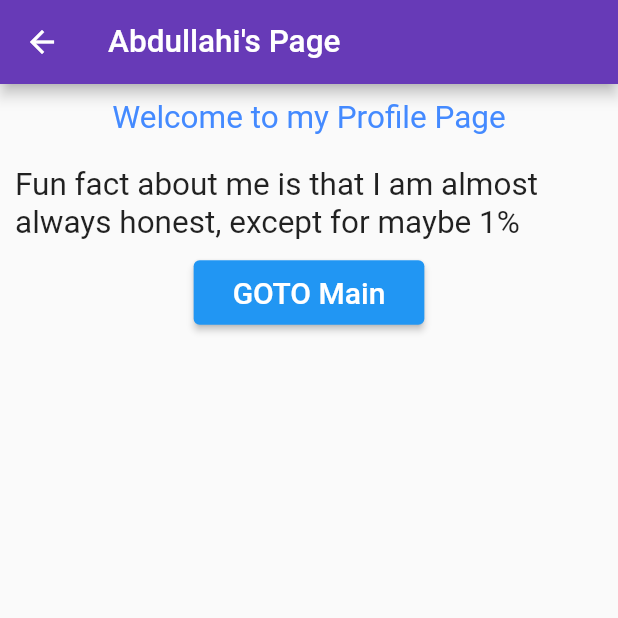
After one commit to Jacob-W23/Group2_A3, a Flutter app: the screen it shows after launch, after a tap on "Abdullahi Mohamed", on a phone screen of 412 x 824 dp, the top half of it. The commit adds this screen. Run offline on Flutter 3.47's test engine with Material 2 defaults, Android fonts, the light colour scheme and no system bars.

Commit message:
added Abdullahi's page. should be fixed now

```diff
--- a/lib/widgets/Home.dart
+++ b/lib/widgets/Home.dart
@@ -1,6 +1,7 @@
 import 'package:flutter/material.dart';
 import 'package:group2a3/widgets/Member2.dart';
-import 'package:group2a3/widgets/Member3.dart';
+import 'package:group2a3/widgets/profilePage.dart';
+import 'package:group2a3/widgets/Member4.dart';
 import '/widgets/Member1.dart';
 
 class Home extends StatefulWidget {
@@ -57,8 +58,22 @@ class _HomeState extends State<Home> {
               padding: const EdgeInsets.all(8.0),
               child: ElevatedButton(
                   onPressed: () {
+                    Navigator.push(
+                        context,
+                        (MaterialPageRoute(
+                          builder: (context) => ProfilePage(),
+                        )));
+                  },
+                  style: ElevatedButton.styleFrom(
+                    primary: Colors.deepPurple,
+                  ),
+                  child: Text('Abdullahi Mohamed'))),
+          Padding(
+              padding: const EdgeInsets.all(8.0),
+              child: ElevatedButton(
+                  onPressed: () {
                     Navigator.push(context,
-                        MaterialPageRoute(builder: (context) => Member3()));
+                        MaterialPageRoute(builder: (context) => Member4()));
                   },
                   child: Text(
                     "Caleb Halvorson",
--- a/lib/widgets/Member3.dart
+++ b/lib/widgets/Member4.dart
@@ -1,13 +1,13 @@
 import 'package:flutter/material.dart';
 
-class Member3 extends StatefulWidget {
-  const Member3({Key? key}) : super(key: key);
+class Member4 extends StatefulWidget {
+  const Member4({Key? key}) : super(key: key);
 
   @override
   _Member1State createState() => _Member1State();
 }
 
-class _Member1State extends State<Member3> {
+class _Member1State extends State<Member4> {
   @override
   Widget build(BuildContext context) {
     return Material(
--- /dev/null
+++ b/lib/widgets/profilePage.dart
@@ -0,0 +1,63 @@
+import 'package:flutter/material.dart';
+
+class ProfilePage extends StatefulWidget {
+  const ProfilePage({Key? key}) : super(key: key);
+
+  @override
+  _ProfilePageState createState() => _ProfilePageState();
+}
+
+class _ProfilePageState extends State<ProfilePage> {
+  @override
+  Widget build(BuildContext context) {
+    return Material(
+      child: Column(
+        children: <Widget>[
+          Center(
+            child: AppBar(
+              backgroundColor: Colors.deepPurple,
+              //iconTheme: const IconThemeData(color: Colors.yellow),
+              title: const Text(
+                "Abdullahi's Page",
+                style: TextStyle(
+                  fontSize: 21.0,
+                ),
+              ),
+            ),
+          ),
+          const Padding(
+            padding: EdgeInsets.all(10.0),
+            child: Text(
+              "Welcome to my Profile Page",
+              style: TextStyle(
+                color: Colors.blueAccent,
+                fontSize: 21.0,
+              ),
+            ),
+          ),
+          const Padding(
+            padding: EdgeInsets.all(10.0),
+            child: Text(
+              "Fun fact about me is that I am almost always honest, except for maybe 1%",
+              style: TextStyle(
+                fontSize: 21.0,
+              ),
+            ),
+          ),
+          ElevatedButton(
+            onPressed: () {
+              Navigator.pop(context);
+            },
+            child: const Padding(
+              padding: EdgeInsets.all(10.0),
+              child: Text(
+                "GOTO Main",
+                style: TextStyle(fontSize: 20.0),
+              ),
+            ),
+          ),
+        ],
+      ),
+    );
+  }
+}
```
